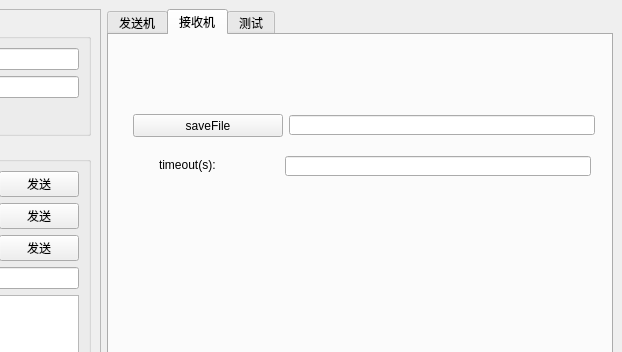
Before: the Qt Designer form mainwindow.ui in kdurant/laserCom, drawn with Qt 5; both pictures show x 212 to 834 and y 0 to 352 of the 834 by 656 pixel window.
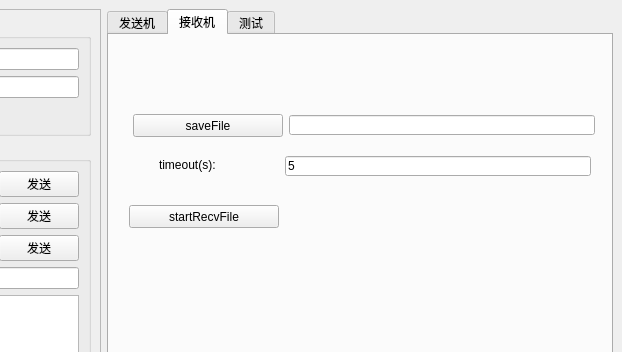
After: the same form once the commit is applied.

The edit to the form file:
```diff
--- a/mainwindow.ui
+++ b/mainwindow.ui
@@ -331,7 +331,7 @@
          </rect>
         </property>
         <property name="text">
-         <string/>
+         <string>5</string>
         </property>
        </widget>
        <widget class="QLabel" name="label_10">
@@ -347,6 +347,19 @@
          <string>timeout(s):</string>
         </property>
        </widget>
+       <widget class="QPushButton" name="btn_startRecvFile">
+        <property name="geometry">
+         <rect>
+          <x>20</x>
+          <y>170</y>
+          <width>150</width>
+          <height>23</height>
+         </rect>
+        </property>
+        <property name="text">
+         <string>startRecvFile</string>
+        </property>
+       </widget>
       </widget>
       <widget class="QWidget" name="test">
        <attribute name="title">
```
